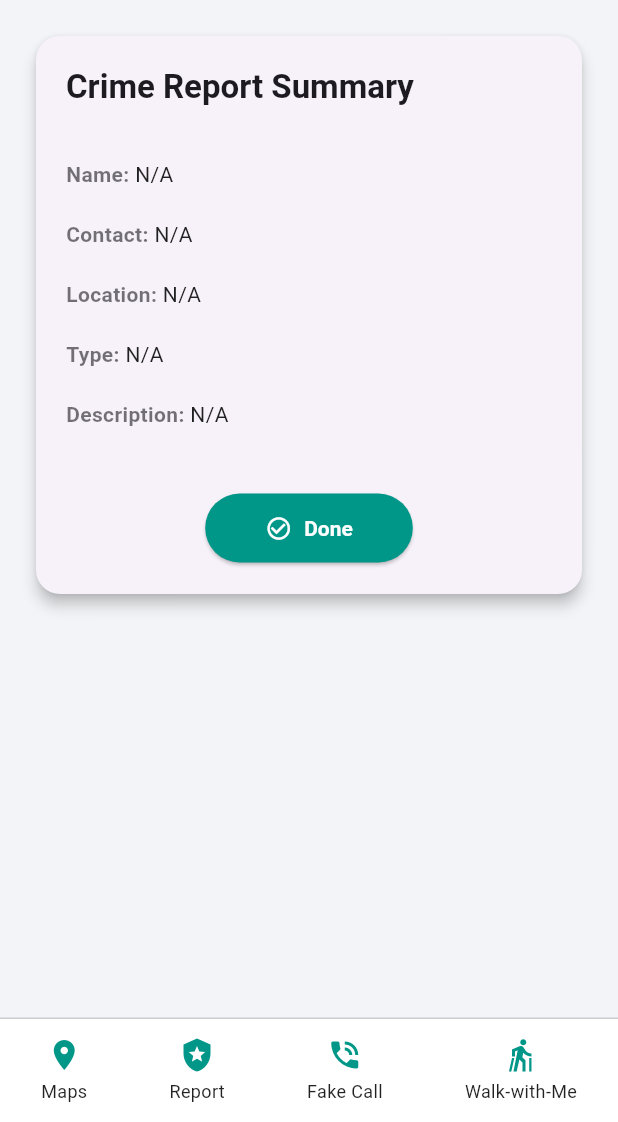
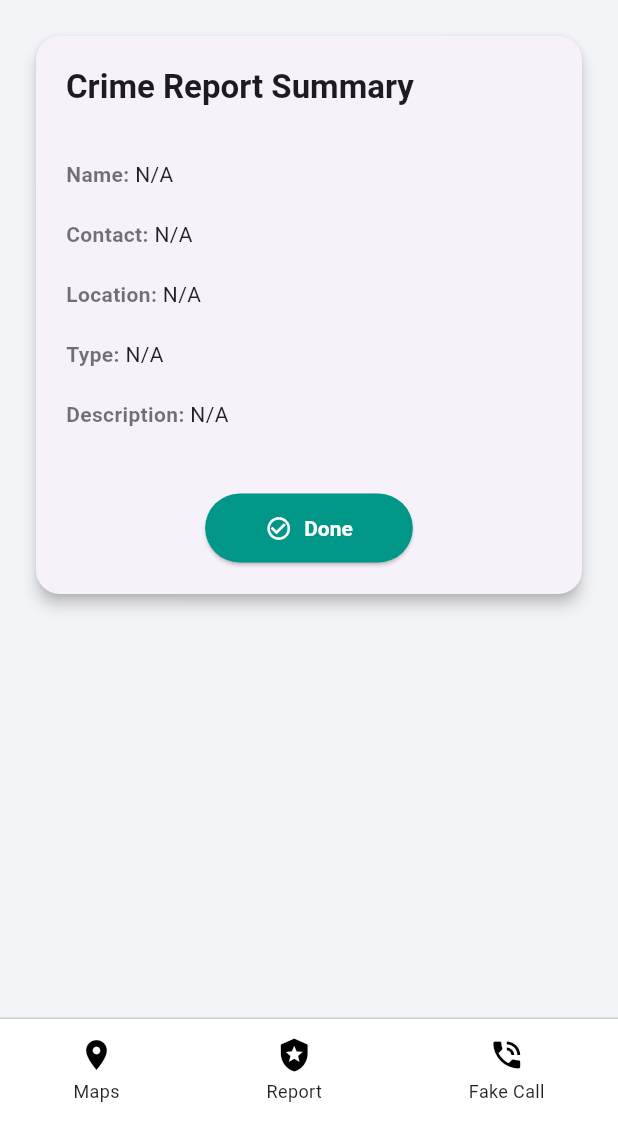
Before and after one commit to Reynard-sys/Safe-City, a Flutter app: the CrimeReportSummaryPage screen opened directly, on a phone screen of 412 x 824 dp, the part 114-1236 px from its top. Run offline on Flutter 3.47's test engine with Material 3 defaults, Android fonts, the phone set to English and light mode, and no system bars; our stand-ins replace audioplayers, flutter_dotenv, flutter_markdown, flutter_tts, geocoding, google_generative_ai and 2 more.

Commit message:
Fixed colors, navigation, added walk with me

```diff
--- a/lib/report_crime_page.dart
+++ b/lib/report_crime_page.dart
@@ -165,7 +165,6 @@ class _ReportCrimePageState extends State<ReportCrimePage> {
                 NavItem(icon: Icons.location_on, label: 'Maps', onTap: () => Navigator.pop(context)),
                 NavItem(icon: Icons.local_police_sharp, label: 'Report a Crime', onTap: () {}),
                 NavItem(icon: Icons.phone_in_talk, label: 'Fake Call', onTap: () => Navigator.pushNamed(context, '/fake')),
-                NavItem(icon: Icons.nordic_walking, label: 'Walk-with-Me', onTap: () {}),
               ],
             ),
           ),
--- a/lib/report_crime_summary.dart
+++ b/lib/report_crime_summary.dart
@@ -129,10 +129,9 @@ class CrimeReportSummaryPage extends StatelessWidget {
       child: Row(
         mainAxisAlignment: MainAxisAlignment.spaceAround,
         children: [
-          _buildNavItem(Icons.location_on, 'Maps', () => Navigator.pop(context)),
+          _buildNavItem(Icons.location_on, 'Maps', () => Navigator.pushNamed(context, '/map')),
           _buildNavItem(Icons.local_police_sharp, 'Report', () => Navigator.pushNamed(context, '/report_crime')),
           _buildNavItem(Icons.phone_in_talk, 'Fake Call', () => Navigator.pushNamed(context, '/fake_call')),
-          _buildNavItem(Icons.nordic_walking, 'Walk-with-Me', () {}),
         ],
       ),
     );
@@ -144,7 +143,7 @@ class CrimeReportSummaryPage extends StatelessWidget {
       child: Column(
         mainAxisSize: MainAxisSize.min,
         children: [
-          Icon(icon, color: Colors.teal),
+          Icon(icon, color: Colors.black),
           const SizedBox(height: 4),
           Text(label, style: const TextStyle(fontSize: 12, color: Colors.black87)),
         ],
--- a/lib/walk_with_me.dart
+++ b/lib/walk_with_me.dart
@@ -21,7 +21,7 @@ class _PinLocationPageState extends State<PinLocationPage> {
   @override
   Widget build(BuildContext context) {
     return Scaffold(
-      appBar: AppBar(title: Text('Pin Destination')),
+      appBar: AppBar(title: Text('Pin Destination'), backgroundColor: Color(0xFFE5FFFF)),
       body: Stack(
         children: [
           GoogleMap(
```
Also changed, not shown: lib/main.dart (+9 -46 lines), gemini_api.env.
